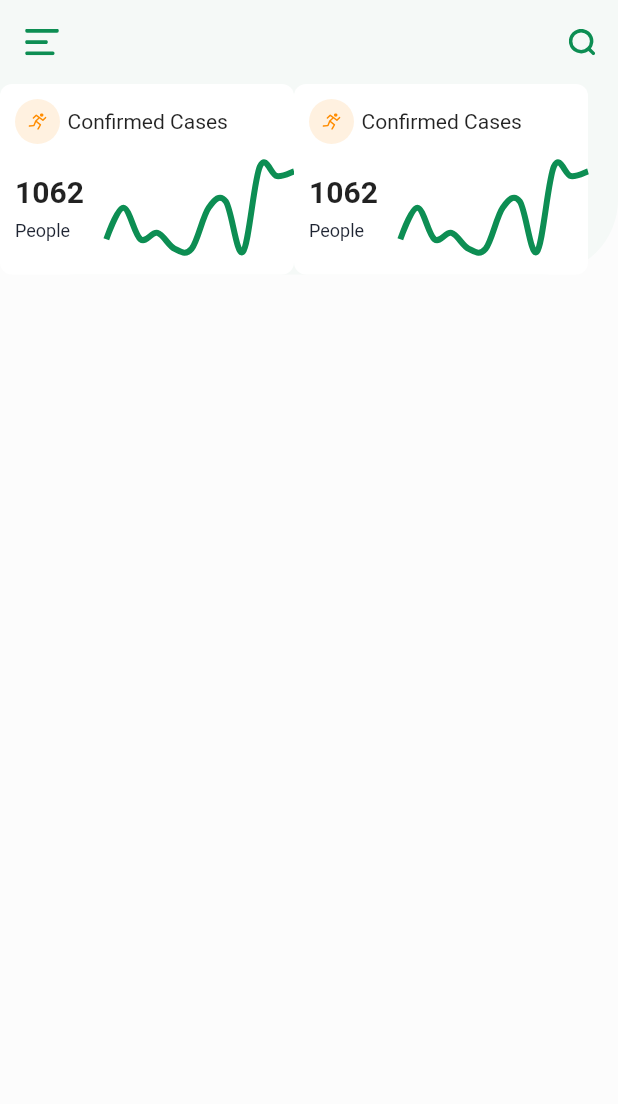
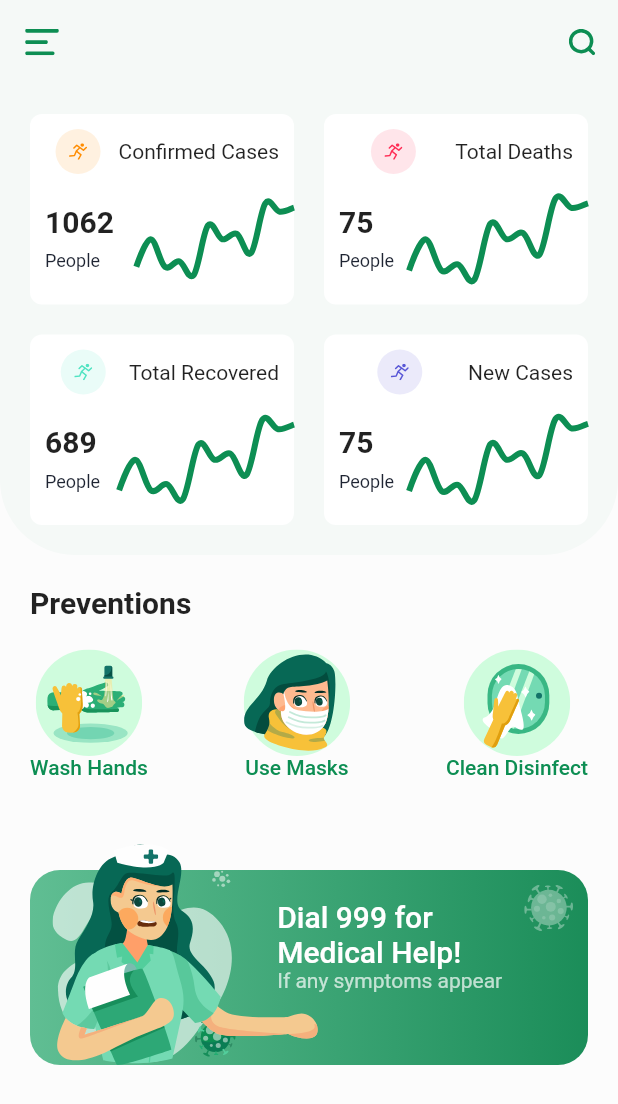
Before and after one commit to Rafliia/covid-19-App, a Flutter app: the screen it shows after launch, on a phone screen of 412 x 824 dp. Shown: the top 1104 px of the screen. Run offline on Flutter 3.47's test engine with Material 2 defaults, Android fonts, the phone set to English and light mode, and no system bars; drawn by our look-alikes of fl_chart; our stand-ins replace flutter_svg.

```diff
--- a/lib/screen/home_screen.dart
+++ b/lib/screen/home_screen.dart
@@ -1,15 +1,23 @@
-import 'package:fl_chart/fl_chart.dart';
+import 'package:pandemic/constants.dart';
+import 'package:pandemic/screen/details_screen.dart';
+import 'package:pandemic/widgets/info_card.dart';
 import 'package:flutter/material.dart';
 import 'package:flutter_svg/flutter_svg.dart';
-import 'package:pandemic/constants.dart';
-import 'package:pandemic/widgets/line_chart.dart';
 
 class HomeScreen extends StatelessWidget {
   @override
   Widget build(BuildContext context) {
     return Scaffold(
       appBar: buildAppBar(),
-      body: Container(
+
+//wrap singlechildscrollview for correct displaying in small density devices
+      body: SingleChildScrollView(
+        child: Column(
+          crossAxisAlignment: CrossAxisAlignment.start,
+          children: <Widget>[
+            Container(
+              padding:
+                  EdgeInsets.only(left: 20, top: 20, right: 20, bottom: 20),
               width: double.infinity,
               decoration: BoxDecoration(
                 color: kPrimaryColor.withOpacity(0.03),
@@ -18,18 +26,149 @@ class HomeScreen extends StatelessWidget {
                   bottomRight: Radius.circular(50),
                 ),
               ),
-        child: Wrap(runSpacing: 20, children: <Widget>[
-          infoCard(
+              child: Wrap(
+                runSpacing: 20,
+                spacing: 20,
+                children: <Widget>[
+                  InfoCard(
                     title: "Confirmed Cases",
                     iconColor: Color(0xFFFF8C00),
                     effectedNum: 1062,
+                    press: () {},
                   ),
-          infoCard(
-            title: "Confirmed Cases",
-            iconColor: Color(0xFFFF8C00),
-            effectedNum: 1062,
+                  InfoCard(
+                    title: "Total Deaths",
+                    iconColor: Color(0xFFFF2D55),
+                    effectedNum: 75,
+                    press: () {},
                   ),
-        ]),
+                  InfoCard(
+                    title: "Total Recovered",
+                    iconColor: Color(0xFF50E3C2),
+                    effectedNum: 689,
+                    press: () {},
+                  ),
+                  InfoCard(
+                    title: "New Cases",
+                    iconColor: Color(0xFF5856D6),
+                    effectedNum: 75,
+                    press: () {
+                      Navigator.push(
+                        context,
+                        MaterialPageRoute(
+                          builder: (context) {
+                            return DetailsScreen();
+                          },
+                        ),
+                      );
+                    },
+                  ),
+                ],
+              ),
+            ),
+            SizedBox(height: 20),
+            Padding(
+              padding: const EdgeInsets.symmetric(horizontal: 20),
+              child: SingleChildScrollView(
+                child: Column(
+                  crossAxisAlignment: CrossAxisAlignment.start,
+                  children: <Widget>[
+                    Text(
+                      "Preventions",
+                      style: Theme.of(context)
+                          .textTheme
+                          .headline6
+                          .copyWith(fontWeight: FontWeight.bold),
+                    ),
+                    SizedBox(height: 20),
+                    buildPreventation(),
+                    SizedBox(height: 40),
+                    buildHelpCard(context)
+                  ],
+                ),
+              ),
+            )
+          ],
+        ),
+      ),
+    );
+  }
+
+  Row buildPreventation() {
+    return Row(
+      mainAxisAlignment: MainAxisAlignment.spaceBetween,
+      children: <Widget>[
+        PreventitonCard(
+          svgSrc: "assets/icons/hand_wash.svg",
+          title: "Wash Hands",
+        ),
+        PreventitonCard(
+          svgSrc: "assets/icons/use_mask.svg",
+          title: "Use Masks",
+        ),
+        PreventitonCard(
+          svgSrc: "assets/icons/Clean_Disinfect.svg",
+          title: "Clean Disinfect",
+        ),
+      ],
+    );
+  }
+
+  Container buildHelpCard(BuildContext context) {
+    return Container(
+      height: 150,
+      width: double.infinity,
+      child: Stack(
+        alignment: Alignment.bottomLeft,
+        children: <Widget>[
+          Container(
+            padding: EdgeInsets.only(
+              // left side padding is 40% of total width
+              left: MediaQuery.of(context).size.width * .4,
+              top: 20,
+              right: 20,
+            ),
+            height: 130,
+            width: double.infinity,
+            decoration: BoxDecoration(
+              gradient: LinearGradient(
+                colors: [
+                  Color(0xFF60BE93),
+                  Color(0xFF1B8D59),
+                ],
+              ),
+              borderRadius: BorderRadius.circular(20),
+            ),
+            child: RichText(
+              text: TextSpan(
+                children: [
+                  TextSpan(
+                    text: "Dial 999 for \nMedical Help!\n",
+                    style: Theme.of(context)
+                        .textTheme
+                        .headline6
+                        .copyWith(color: Colors.white),
+                  ),
+                  TextSpan(
+                    text: "If any symptoms appear",
+                    style: TextStyle(
+                      color: Colors.white.withOpacity(0.7),
+                    ),
+                  ),
+                ],
+              ),
+            ),
+          ),
+          Padding(
+            padding: const EdgeInsets.symmetric(horizontal: 15),
+            child: SvgPicture.asset("assets/icons/nurse.svg"),
+          ),
+          Positioned(
+            top: 30,
+            right: 10,
+            child: SvgPicture.asset("assets/icons/virus.svg"),
+          ),
+        ],
       ),
     );
   }
@@ -52,93 +191,28 @@ class HomeScreen extends StatelessWidget {
   }
 }
 
-class infoCard extends StatelessWidget {
+class PreventitonCard extends StatelessWidget {
+  final String svgSrc;
   final String title;
-  final int effectedNum;
-  final Color iconColor;
-
-  const infoCard({
+  const PreventitonCard({
     Key key,
+    this.svgSrc,
     this.title,
-    this.effectedNum,
-    this.iconColor,
   }) : super(key: key);
 
   @override
   Widget build(BuildContext context) {
-    return LayoutBuilder(
-      builder: (context, constraints) {
-        return Container(
-          width: constraints.maxWidth / 2 - 10,
-          decoration: BoxDecoration(
-            color: Colors.white,
-            borderRadius: BorderRadius.circular(8),
-          ),
-          child: Column(
+    return Column(
       children: <Widget>[
-              Padding(
-                padding: const EdgeInsets.all(10.0),
-                child: Row(
-                  children: <Widget>[
-                    Container(
-                      alignment: Alignment.center,
-                      height: 30,
-                      width: 30,
-                      decoration: BoxDecoration(
-                        color: iconColor.withOpacity(0.12),
-                        shape: BoxShape.circle,
-                      ),
-                      child: SvgPicture.asset(
-                        "assets/icons/running.svg",
-                        height: 12,
-                        width: 12,
-                      ),
-                    ),
-                    SizedBox(width: 5),
+        SvgPicture.asset(svgSrc),
         Text(
           title,
-                      maxLines: 1,
-                      overflow: TextOverflow.ellipsis,
+          style: Theme.of(context)
+              .textTheme
+              .bodyText1
+              .copyWith(color: kPrimaryColor),
         )
       ],
-                ),
-              ),
-              Padding(
-                padding: const EdgeInsets.only(bottom: 10),
-                child: Row(
-                  children: <Widget>[
-                    Padding(
-                      padding: const EdgeInsets.all(10.0),
-                      child: RichText(
-                        text: TextSpan(
-                          style: TextStyle(color: kTextColor),
-                          children: [
-                            TextSpan(
-                                text: "$effectedNum \n",
-                                style: Theme.of(context)
-                                    .textTheme
-                                    .title
-                                    .copyWith(fontWeight: FontWeight.bold)),
-                            TextSpan(
-                                text: "People",
-                                style: TextStyle(
-                                  fontSize: 12,
-                                  height: 2,
-                                ))
-                          ],
-                        ),
-                      ),
-                    ),
-                    Expanded(
-                      child: LineReportChart(),
-                    ),
-                  ],
-                ),
-              ),
-            ],
-          ),
-        );
-      },
     );
   }
 }
--- /dev/null
+++ b/lib/widgets/info_card.dart
@@ -0,0 +1,110 @@
+import 'package:pandemic/constants.dart';
+import 'package:pandemic/widgets/line_chart.dart';
+import 'package:flutter/material.dart';
+import 'package:flutter_svg/flutter_svg.dart';
+
+class InfoCard extends StatelessWidget {
+  final String title;
+  final int effectedNum;
+  final Color iconColor;
+  final Function press;
+  const InfoCard({
+    Key key,
+    this.title,
+    this.effectedNum,
+    this.iconColor,
+    this.press,
+  }) : super(key: key);
+
+  @override
+  Widget build(BuildContext context) {
+    return LayoutBuilder(
+      builder: (context, constraints) {
+        return GestureDetector(
+          onTap: press,
+          child: Container(
+            width: constraints.maxWidth / 2 - 10,
+            // Here constraints.maxWidth provide us the available width for the widget
+            decoration: BoxDecoration(
+              color: Colors.white,
+              borderRadius: BorderRadius.circular(8),
+            ),
+            child: SingleChildScrollView(
+              child: Column(
+                children: <Widget>[
+                  Padding(
+                    padding: const EdgeInsets.all(10.0),
+                    child: Row(
+                      children: <Widget>[
+                        // wrapped within an expanded widget to allow for small density device
+                        Expanded(
+                          child: Container(
+                            alignment: Alignment.center,
+                            height: 30,
+                            width: 30,
+                            decoration: BoxDecoration(
+                              color: iconColor.withOpacity(0.12),
+                              shape: BoxShape.circle,
+                            ),
+                            child: SvgPicture.asset(
+                              "assets/icons/running.svg",
+                              height: 12,
+                              width: 12,
+                              color: iconColor,
+                            ),
+                          ),
+                        ),
+                        SizedBox(width: 5),
+                        Text(
+                          title,
+                          maxLines: 1,
+                          overflow: TextOverflow.ellipsis,
+                        )
+                      ],
+                    ),
+                  ),
+                  Padding(
+                    padding: const EdgeInsets.only(bottom: 10),
+                    child: Row(
+                      children: <Widget>[
+                        Padding(
+                          padding: const EdgeInsets.all(10.0),
+                          child: RichText(
+                            text: TextSpan(
+                              style: TextStyle(color: kTextColor),
+                              children: [
+                                TextSpan(
+                                  text: "$effectedNum \n",
+                                  style: Theme.of(context)
+                                      .textTheme
+                                      .headline6
+                                      .copyWith(
+                                        fontWeight: FontWeight.bold,
+                                      ),
+                                ),
+                                TextSpan(
+                                  text: "People",
+                                  style: TextStyle(
+                                    fontSize: 12,
+                                    height: 2,
+                                  ),
+                                ),
+                              ],
+                            ),
+                          ),
+                        ),
+                        Expanded(
+                          child: LineReportChart(),
+                        ),
+                      ],
+                    ),
+                  )
+                ],
+              ),
+            ),
+          ),
+        );
+      },
+    );
+  }
+}
--- a/lib/widgets/line_chart.dart
+++ b/lib/widgets/line_chart.dart
@@ -1,6 +1,6 @@
+import 'package:pandemic/constants.dart';
 import 'package:fl_chart/fl_chart.dart';
 import 'package:flutter/material.dart';
-import 'package:pandemic/constants.dart';
 
 class LineReportChart extends StatelessWidget {
   @override
@@ -34,10 +34,10 @@ class LineReportChart extends StatelessWidget {
       FlSpot(2, .5),
       FlSpot(3, .7),
       FlSpot(4, .2),
-      FlSpot(5, .2),
+      FlSpot(5, 2),
       FlSpot(6, 1.5),
       FlSpot(7, 1.7),
-      FlSpot(8, .1),
+      FlSpot(8, 1),
       FlSpot(9, 2.8),
       FlSpot(10, 2.5),
       FlSpot(11, 2.65),
```
Also changed, not shown: lib/screen/details_screen.dart (added, +184 -0 lines), lib/widgets/weekly_chart.dart (added, +74 -0 lines). Lines whose indentation alone changed are shown as unchanged.
